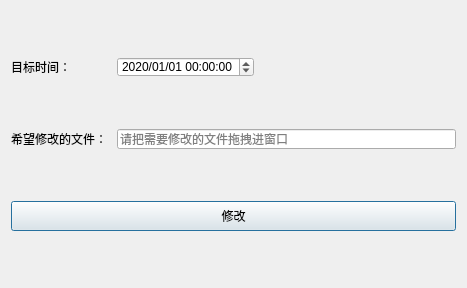
The window that MediaCreateDate/MediaCreateDate.ui (kungfuzyb/MediaCreateDate) describes before a commit, drawn with Qt 5.
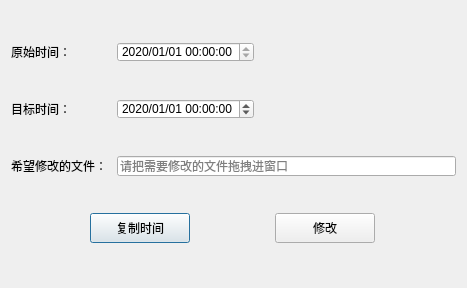
The same window after the commit.

Commit message: v0.2。添加了从旧文件“MediaCreateDate”字段读取时间的功能。

The edit to the form file:
```diff
--- a/MediaCreateDate/MediaCreateDate.ui
+++ b/MediaCreateDate/MediaCreateDate.ui
@@ -14,6 +14,74 @@
    <string>修改媒体文件的创建时间</string>
   </property>
   <layout class="QVBoxLayout" name="verticalLayout">
+   <item>
+    <layout class="QHBoxLayout" name="horizontalLayout_3">
+     <item>
+      <widget class="QLabel" name="label_3">
+       <property name="minimumSize">
+        <size>
+         <width>100</width>
+         <height>20</height>
+        </size>
+       </property>
+       <property name="maximumSize">
+        <size>
+         <width>110</width>
+         <height>20</height>
+        </size>
+       </property>
+       <property name="text">
+        <string>原始时间：</string>
+       </property>
+      </widget>
+     </item>
+     <item>
+      <widget class="QDateTimeEdit" name="dateTimeEdit_Origin">
+       <property name="minimumSize">
+        <size>
+         <width>0</width>
+         <height>20</height>
+        </size>
+       </property>
+       <property name="maximumSize">
+        <size>
+         <width>16777215</width>
+         <height>20</height>
+        </size>
+       </property>
+       <property name="readOnly">
+        <bool>true</bool>
+       </property>
+       <property name="dateTime">
+        <datetime>
+         <hour>0</hour>
+         <minute>0</minute>
+         <second>0</second>
+         <year>2020</year>
+         <month>1</month>
+         <day>1</day>
+        </datetime>
+       </property>
+       <property name="displayFormat">
+        <string>yyyy/MM/dd HH:mm:ss</string>
+       </property>
+      </widget>
+     </item>
+     <item>
+      <spacer name="horizontalSpacer_2">
+       <property name="orientation">
+        <enum>Qt::Horizontal</enum>
+       </property>
+       <property name="sizeHint" stdset="0">
+        <size>
+         <width>40</width>
+         <height>20</height>
+        </size>
+       </property>
+      </spacer>
+     </item>
+    </layout>
+   </item>
    <item>
     <layout class="QHBoxLayout" name="horizontalLayout">
      <item>
@@ -122,17 +190,46 @@
     </layout>
    </item>
    <item>
-    <widget class="QPushButton" name="pushButton">
-     <property name="minimumSize">
-      <size>
-       <width>0</width>
-       <height>30</height>
-      </size>
-     </property>
-     <property name="text">
-      <string>修改</string>
-     </property>
-    </widget>
+    <layout class="QHBoxLayout" name="horizontalLayout_4">
+     <item>
+      <widget class="QPushButton" name="Button_CopyTime">
+       <property name="minimumSize">
+        <size>
+         <width>100</width>
+         <height>30</height>
+        </size>
+       </property>
+       <property name="maximumSize">
+        <size>
+         <width>100</width>
+         <height>30</height>
+        </size>
+       </property>
+       <property name="text">
+        <string>复制时间</string>
+       </property>
+      </widget>
+     </item>
+     <item>
+      <widget class="QPushButton" name="Button_Modify">
+       <property name="minimumSize">
+        <size>
+         <width>100</width>
+         <height>30</height>
+        </size>
+       </property>
+       <property name="maximumSize">
+        <size>
+         <width>100</width>
+         <height>30</height>
+        </size>
+       </property>
+       <property name="text">
+        <string>修改</string>
+       </property>
+      </widget>
+     </item>
+    </layout>
    </item>
   </layout>
  </widget>
```
Left out of the diff: 2 changed lines with no effect on the pictures. The commit also changes 2 other files.
